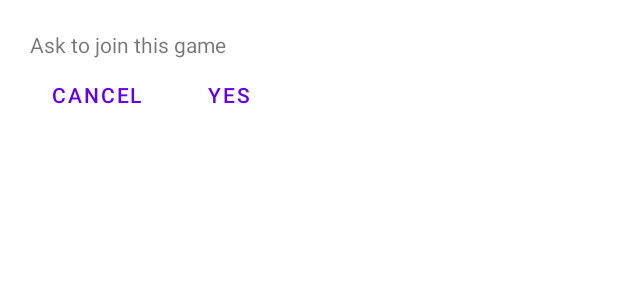
After one commit to DavidDahlman00/BadmintonBuddy, an Android app: the layout fragment_ask_to_join_game_dialog.xml on its own in the app's theme, with its tools: preview values and no code run, on a phone screen of 412 x 824 dp. The commit adds this screen. Shown: the top 300 px of the screen. Run offline under Robolectric (Android 15) with nearby library versions, the phone set to English and light mode, and no system bars.

Commit message:
added ask to join game

```diff
--- a/app/src/main/java/duiban/badmintonbuddy/models/Game.kt
+++ b/app/src/main/java/duiban/badmintonbuddy/models/Game.kt
@@ -3,16 +3,15 @@ package duiban.badmintonbuddy.models
 import java.util.*
 
 class Game( var id: String = "",
-            var creater: String = "",
             var where: String = "",
-            var place: String = "",
             var year: Int = 0,
             var month: Int = 0,
             var day: Int = 0,
             var hour: Int = 0,
             var min: Int = 0,
             var numPlayers: Int = 2,
-            var players: MutableList<String> = mutableListOf()
+            var players: MutableList<String> = mutableListOf(),
+            var intrested: MutableList<String> = mutableListOf()
         )
     {
 
--- a/app/src/main/java/duiban/badmintonbuddy/ui/findGames/FindGamesFragment.kt
+++ b/app/src/main/java/duiban/badmintonbuddy/ui/findGames/FindGamesFragment.kt
@@ -28,7 +28,7 @@ class FindGamesFragment : Fragment() {
         findGamesBinding = binding
         recyclerView = findGamesBinding!!.findgamerecycler
         recyclerView.layoutManager = LinearLayoutManager(this.requireContext())
-        adapter = FindGamesAdapter()
+        adapter = FindGamesAdapter(this)
         recyclerView.adapter = adapter
         return view
     }
--- /dev/null
+++ b/app/src/main/res/layout/fragment_ask_to_join_game_dialog.xml
@@ -0,0 +1,42 @@
+<?xml version="1.0" encoding="utf-8"?>
+<FrameLayout xmlns:android="http://schemas.android.com/apk/res/android"
+    xmlns:tools="http://schemas.android.com/tools"
+    android:layout_width="wrap_content"
+    android:layout_height="wrap_content"
+    android:padding="20dp"
+    tools:context=".ui.findGames.AskToJoinGameDialogFragment">
+
+    <LinearLayout
+        android:layout_width="wrap_content"
+        android:layout_height="wrap_content"
+        android:orientation="vertical">
+
+        <TextView
+            android:layout_width="match_parent"
+            android:layout_height="wrap_content"
+            android:text="Ask to join this game" />
+
+        <LinearLayout
+            android:layout_width="match_parent"
+            android:layout_height="match_parent"
+            android:orientation="horizontal">
+
+            <Button
+                android:id="@+id/cancel_btn_ask_dialog"
+                android:layout_width="wrap_content"
+                android:layout_height="wrap_content"
+                style="?android:attr/buttonBarButtonStyle"
+                android:layout_weight="1"
+                android:text="Cancel" />
+
+            <Button
+                android:id="@+id/confirm_btn_ask_dialog"
+                android:layout_width="wrap_content"
+                android:layout_height="wrap_content"
+                style="?android:attr/buttonBarButtonStyle"
+                android:layout_weight="1"
+                android:text="Yes" />
+
+        </LinearLayout>
+    </LinearLayout>
+</FrameLayout>
--- a/app/src/main/res/layout/fragment_login.xml
+++ b/app/src/main/res/layout/fragment_login.xml
@@ -113,6 +113,7 @@
             android:id="@+id/login_button"
             android:layout_width="match_parent"
             android:layout_height="wrap_content"
+            style="?android:attr/buttonBarButtonStyle"
             android:text="login" />
 
     </LinearLayout>
--- a/app/src/main/res/layout/fragment_register.xml
+++ b/app/src/main/res/layout/fragment_register.xml
@@ -145,6 +145,7 @@
             android:id="@+id/register_button"
             android:layout_width="match_parent"
             android:layout_height="wrap_content"
+            style="?android:attr/buttonBarButtonStyle"
             android:text="Button" />
 
     </LinearLayout>
```
Also changed, not shown: app/src/main/java/duiban/badmintonbuddy/ui/findGames/AskToJoinGameDialogFragment.kt (added, +53 -0 lines), app/src/main/java/duiban/badmintonbuddy/ui/findGames/FindGamesAdapter.kt (+31 -4 lines).
